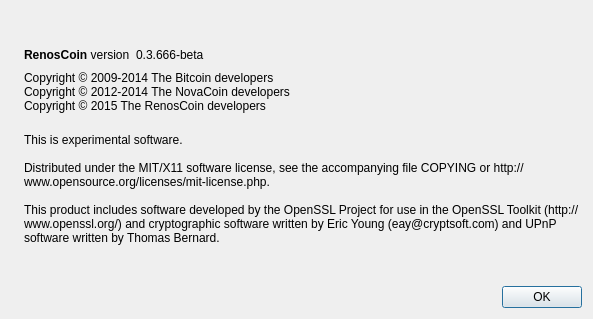
Old version of the form src/qt/forms/aboutdialog.ui in the repository RenosCoin/RenosCoin.
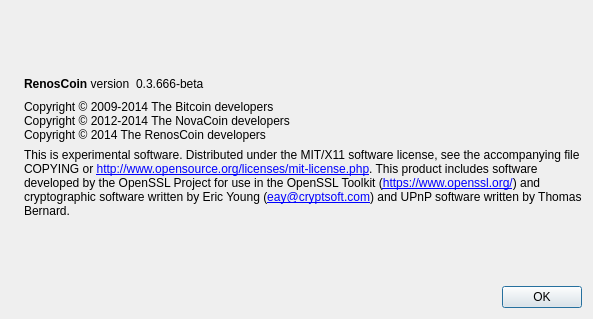
New version of the form. Icons and pictures are not drawn.

Diff of the .ui file:
```diff
--- a/src/qt/forms/aboutdialog.ui
+++ b/src/qt/forms/aboutdialog.ui
@@ -93,7 +93,7 @@
        <property name="text">
         <string>Copyright © 2009-2014 The Bitcoin developers
 Copyright © 2012-2014 The NovaCoin developers
-Copyright © 2015 The RenosCoin developers</string>
+Copyright © 2014 The RenosCoin developers</string>
        </property>
        <property name="textInteractionFlags">
         <set>Qt::LinksAccessibleByMouse|Qt::TextSelectableByKeyboard|Qt::TextSelectableByMouse</set>
@@ -109,9 +109,12 @@
         <string>
 This is experimental software.
 
-Distributed under the MIT/X11 software license, see the accompanying file COPYING or http://www.opensource.org/licenses/mit-license.php.
+Distributed under the MIT/X11 software license, see the accompanying file COPYING or &lt;a href=&quot;http://www.opensource.org/licenses/mit-license.php&quot;&gt;http://www.opensource.org/licenses/mit-license.php&lt;/a&gt;.
 
-This product includes software developed by the OpenSSL Project for use in the OpenSSL Toolkit (http://www.openssl.org/) and cryptographic software written by Eric Young (eay@cryptsoft.com) and UPnP software written by Thomas Bernard.</string>
+This product includes software developed by the OpenSSL Project for use in the OpenSSL Toolkit (&lt;a href=&quot;https://www.openssl.org/&quot;&gt;https://www.openssl.org/&lt;/a&gt;) and cryptographic software written by Eric Young (&lt;a href=&quot;mailto:eay@cryptsoft.com&quot;&gt;eay@cryptsoft.com&lt;/a&gt;) and UPnP software written by Thomas Bernard.</string>
+       </property>
+       <property name="textFormat">
+        <enum>Qt::RichText</enum>
        </property>
        <property name="wordWrap">
         <bool>true</bool>
```
